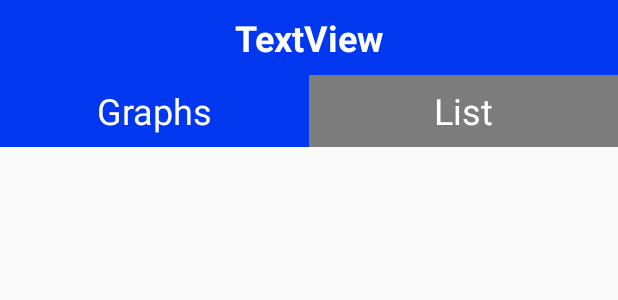
After one commit to In8finityMsA/Spectator, an Android app: the layout details_activity.xml on its own in the app's theme, with its tools: preview values and no code run, on a phone screen of 412 x 824 dp. The commit adds this screen. Shown: the top 300 px of the screen. Run offline under Robolectric (Android 15) with nearby library versions, the phone set to English and light mode, and no system bars.

Commit message:
details page added

```diff
--- a/app/build.gradle
+++ b/app/build.gradle
@@ -23,6 +23,9 @@ dependencies {
     implementation fileTree(dir: 'libs', include: ['*.jar'])
     implementation 'androidx.appcompat:appcompat:1.0.2'
     implementation 'androidx.constraintlayout:constraintlayout:1.1.3'
+    implementation 'com.google.android.material:material:1.0.0'
+    implementation 'androidx.lifecycle:lifecycle-extensions:2.1.0'
+    implementation 'androidx.viewpager2:viewpager2:1.0.0'
     testImplementation 'junit:junit:4.12'
     androidTestImplementation 'androidx.test:runner:1.1.1'
     androidTestImplementation 'androidx.test.espresso:espresso-core:3.1.1'
--- /dev/null
+++ b/app/src/main/res/layout/details_activity.xml
@@ -0,0 +1,63 @@
+<?xml version="1.0" encoding="utf-8"?>
+<androidx.constraintlayout.widget.ConstraintLayout xmlns:android="http://schemas.android.com/apk/res/android"
+    xmlns:app="http://schemas.android.com/apk/res-auto"
+    android:id="@+id/details"
+    android:layout_width="match_parent"
+    android:layout_height="match_parent">
+
+    <TextView
+        android:id="@+id/details_headline"
+        android:layout_width="0dp"
+        android:layout_height="50dp"
+        android:background="#0037EF"
+        android:gravity="center"
+        android:text="TextView"
+        android:textColor="#FFFFFF"
+        android:textSize="24sp"
+        android:textStyle="bold"
+        app:layout_constraintEnd_toEndOf="parent"
+        app:layout_constraintHorizontal_bias="0.0"
+        app:layout_constraintStart_toStartOf="parent"
+        app:layout_constraintTop_toTopOf="parent" />
+
+    <com.google.android.material.tabs.TabLayout
+        android:id="@+id/tabs"
+        android:layout_width="match_parent"
+        android:layout_height="wrap_content"
+        android:background="#80000000"
+        app:layout_constraintEnd_toEndOf="parent"
+        app:layout_constraintHorizontal_bias="0.0"
+        app:layout_constraintStart_toStartOf="parent"
+        app:layout_constraintTop_toBottomOf="@+id/details_headline"
+        app:tabIndicatorColor="#0037EF"
+        app:tabIndicatorGravity="stretch"
+        app:tabTextAppearance="@style/TextAppearance.AppCompat.Headline"
+        app:tabTextColor="#FFFFFF"
+        app:tabUnboundedRipple="false">
+
+        <com.google.android.material.tabs.TabItem
+            android:layout_width="wrap_content"
+            android:layout_height="wrap_content"
+            android:text="Graphs"
+            android:textColor="#FFFFFF"
+            android:textSize="24sp"
+            android:textStyle="bold" />
+
+        <com.google.android.material.tabs.TabItem
+            android:layout_width="wrap_content"
+            android:layout_height="wrap_content"
+            android:text="List" />
+
+    </com.google.android.material.tabs.TabLayout>
+
+    <androidx.viewpager2.widget.ViewPager2
+        android:id="@+id/viewPager"
+        android:layout_width="0dp"
+        android:layout_height="0dp"
+        app:layout_constraintBottom_toBottomOf="parent"
+        app:layout_constraintEnd_toEndOf="parent"
+        app:layout_constraintHorizontal_bias="0.0"
+        app:layout_constraintStart_toStartOf="parent"
+        app:layout_constraintTop_toBottomOf="@+id/tabs" />
+
+</androidx.constraintlayout.widget.ConstraintLayout>
--- /dev/null
+++ b/app/src/main/res/layout/hour_analysis_fragment.xml
@@ -0,0 +1,6 @@
+<?xml version="1.0" encoding="utf-8"?>
+<androidx.constraintlayout.widget.ConstraintLayout
+    xmlns:android="http://schemas.android.com/apk/res/android" android:layout_width="match_parent"
+    android:layout_height="match_parent">
+
+</androidx.constraintlayout.widget.ConstraintLayout>
--- /dev/null
+++ b/app/src/main/res/layout/list_fragment.xml
@@ -0,0 +1,6 @@
+<?xml version="1.0" encoding="utf-8"?>
+<androidx.constraintlayout.widget.ConstraintLayout
+    xmlns:android="http://schemas.android.com/apk/res/android" android:layout_width="match_parent"
+    android:layout_height="match_parent">
+
+</androidx.constraintlayout.widget.ConstraintLayout>
--- /dev/null
+++ b/app/src/main/res/values-w820dp/dimens.xml
@@ -0,0 +1,6 @@
+<resources>
+    <!-- Example customization of dimensions originally defined in res/values/dimens.xml
+         (such as screen margins) for screens with more than 820dp of available width. This
+         would include 7" and 10" devices in landscape (~960dp and ~1280dp respectively). -->
+    <dimen name="activity_horizontal_margin">64dp</dimen>
+</resources>
--- a/app/src/main/res/values/strings.xml
+++ b/app/src/main/res/values/strings.xml
@@ -1,4 +1,8 @@
 <resources>
     <string name="app_name">Spectator</string>
     <string name="general_comments">Write anything</string>
+    <string name="title_activity_graphs">Graphs</string>
+    <string name="tab_text_1">Tab 1</string>
+    <string name="tab_text_2">Tab 2</string>
+    <string name="title_activity_details">Details</string>
 </resources>
--- a/build.gradle
+++ b/build.gradle
@@ -7,7 +7,7 @@ buildscript {
 
     }
     dependencies {
-        classpath 'com.android.tools.build:gradle:3.5.1'
+        classpath 'com.android.tools.build:gradle:4.0.1'
 
         // NOTE: Do not place your application dependencies here; they belong
         // in the individual module build.gradle files
```
Also changed, not shown: app/src/main/AndroidManifest.xml (+8 -5 lines), app/src/main/java/com/spectator/Details.java (added, +14 -0 lines), app/src/main/java/com/spectator/HourAnalysisFragment.java (added, +22 -0 lines), app/src/main/java/com/spectator/ListFragment.java (added, +22 -0 lines), app/src/main/java/com/spectator/TestActivity.java (added, +62 -0 lines), app/src/main/res/layout/main_counter.xml (+5 -4 lines), app/src/main/res/values/dimens.xml (added, +8 -0 lines), app/src/main/res/values/styles.xml (+9 -0 lines), app/src/main/res/drawable/cancel_icon.png (renamed from app/src/main/res/drawable/Group.png), gradle/wrapper/gradle-wrapper.properties.
